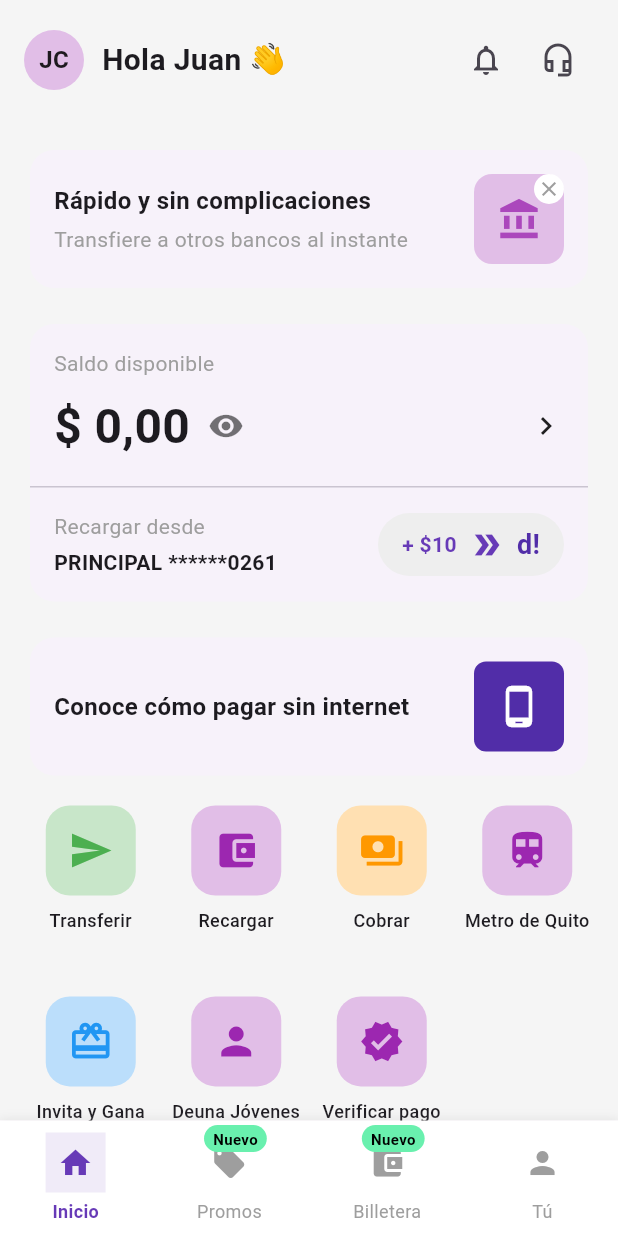
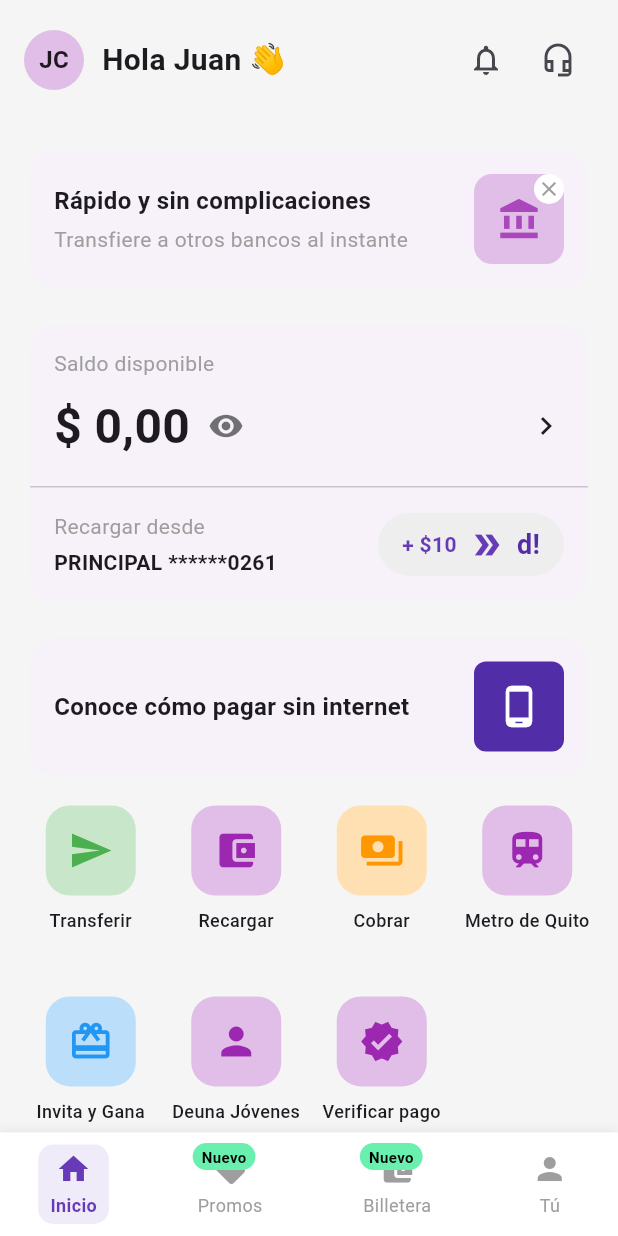
Before and after one commit to DanielAlexander27/hackathon-v2-deuna, a Flutter app: the screen it shows after launch, on a phone screen of 412 x 824 dp. Run offline on Flutter 3.47's test engine with Material 3 defaults, Android fonts, the phone set to English and light mode, and no system bars; our stand-ins replace flutter_riverpod, go_router, riverpod_annotation; generated files the repository leaves out were written again.

Commit message:
commit infobox 3

```diff
--- a/lib/main.dart
+++ b/lib/main.dart
@@ -100,20 +100,19 @@
   }) {
     return GestureDetector(
       onTap: onTap,
+      child: Container(
+        decoration: BoxDecoration(
+          color: isSelected ? Colors.deepPurple.withOpacity(0.1) : Colors.transparent,
+          borderRadius: BorderRadius.circular(10),
+        ),
+        padding: const EdgeInsets.symmetric(horizontal: 8.0, vertical: 4.0),
         child: Column(
           mainAxisSize: MainAxisSize.min,
           children: [
             Stack(
               clipBehavior: Clip.none,
               children: [
-              Container(
-                decoration: BoxDecoration(
-                    shape: BoxShape.rectangle,
-                  color: isSelected ? Colors.deepPurple.withOpacity(0.1) : Colors.transparent,
-                ),
-                padding: const EdgeInsets.all(8.0),
-                child: Icon(icon, color: isSelected ? Colors.deepPurple : Colors.grey),
-              ),
+                Icon(icon, color: isSelected ? Colors.deepPurple : Colors.grey),
                 if (hasNew)
                   Positioned(
                     top: -5,
@@ -149,6 +148,7 @@
               ),
             ),
           ],
+        ),
       ),
     );
   }
```
Lines whose indentation alone changed are shown as unchanged.
